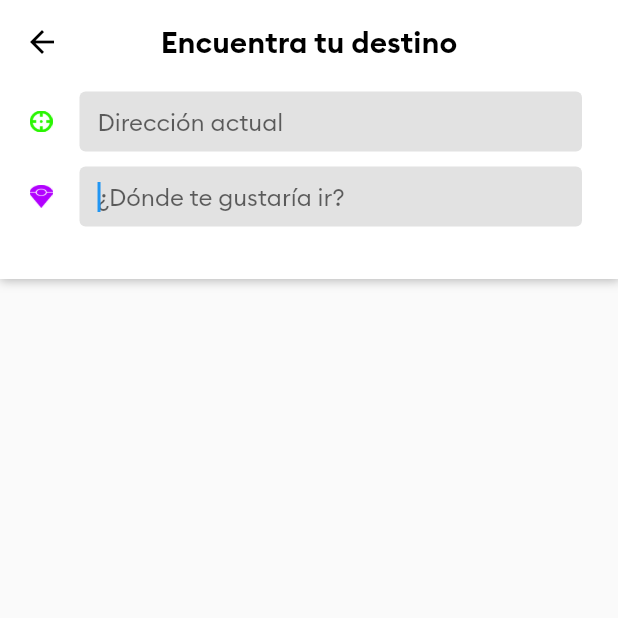
After one commit to jamesrx13/osud_final, a Flutter app: the SearchPage screen opened by its route, on a phone screen of 412 x 824 dp, the top half of it. The commit adds this screen. Run offline on Flutter 3.47's test engine with Material 2 defaults, Android fonts, the phone set to English and light mode, and no system bars; our stand-ins replace connectivity, firebase_auth, firebase_core, firebase_database, geolocator, google_maps_flutter; accounts and stored records are empty.

Commit message:
Vista de busqueda del destino e implementacion de la APi de prediccion de google

```diff
--- a/lib/helpers/methods_helpers.dart
+++ b/lib/helpers/methods_helpers.dart
@@ -1,5 +1,4 @@
 import 'package:connectivity/connectivity.dart';
-import 'package:flutter/cupertino.dart';
 import 'package:geolocator/geolocator.dart';
 import 'package:osud_final/helpers/request_helper.dart';
 import 'package:osud_final/models/address_model.dart';
--- /dev/null
+++ b/lib/models/predition_model.dart
@@ -0,0 +1,19 @@
+class PreditionModel {
+  late String id;
+  late String titulo;
+  late String descripcion;
+
+  PreditionModel({
+    required this.id,
+    required this.descripcion,
+    required this.titulo,
+  });
+
+  PreditionModel.fromJson(Map<String, dynamic> json) {
+    id = json['place_id'];
+    titulo = json['structured_formatting']['main_text'];
+    descripcion = (json['structured_formatting']['secondary_text'] != null)
+        ? json['structured_formatting']['secondary_text']
+        : "";
+  }
+}
--- /dev/null
+++ b/lib/pages/search_page.dart
@@ -0,0 +1,199 @@
+import 'package:flutter/material.dart';
+import 'package:osud_final/helpers/request_helper.dart';
+import 'package:osud_final/models/predition_model.dart';
+import 'package:osud_final/providers/app_providers.dart';
+import 'package:osud_final/utils/colors_utils.dart';
+import 'package:osud_final/utils/data_utils.dart';
+import 'package:osud_final/utils/widgets/divisor_utils.dart';
+import 'package:osud_final/utils/widgets/predit_item_utils.dart';
+import 'package:provider/provider.dart';
+
+class SearchPage extends StatefulWidget {
+  const SearchPage({Key? key}) : super(key: key);
+
+  @override
+  _SearchPageState createState() => _SearchPageState();
+}
+
+class _SearchPageState extends State<SearchPage> {
+  var actualDirrecion = TextEditingController();
+  var destinoDirrecion = TextEditingController();
+  var destinoFocus = FocusNode();
+  bool focuset = false;
+  void ftnDestinoFocus() {
+    if (!focuset) {
+      FocusScope.of(context).requestFocus(destinoFocus);
+      focuset = true;
+    }
+  }
+
+  List<PreditionModel> listaPrediccionDestinos = [];
+  void preddition(String busqueda) async {
+    if (busqueda.length > 1) {
+      String url =
+          "https://maps.googleapis.com/maps/api/place/autocomplete/json?input=$busqueda&key=$apiKey&sessiontoken=123254251&components=country:co";
+      var respuesta = await RequestHelper.getRequest(Uri.parse(url));
+      if (respuesta == 'failed') {
+        return;
+      }
+      // ignore: avoid_print
+      // print('😁😁😁😁' + respuesta.toString());
+      if (respuesta['status'] == "OK") {
+        var predicciones = respuesta['predictions'];
+        var listaPredicciones = (predicciones as List)
+            .map((e) => PreditionModel.fromJson(e))
+            .toList();
+        setState(() {
+          listaPrediccionDestinos = listaPredicciones;
+        });
+      }
+    }
+  }
+
+  @override
+  Widget build(BuildContext context) {
+    ftnDestinoFocus();
+    String direccion =
+        Provider.of<ProviderApp>(context).pickupAddress.addressName;
+    actualDirrecion.text = direccion;
+    return Scaffold(
+      appBar: AppBar(
+        title: const Text(
+          'Encuentra tu destino',
+          style: TextStyle(
+            color: Colors.black,
+            fontFamily: 'Brand-Bold',
+          ),
+        ),
+        foregroundColor: Colors.black,
+        shadowColor: Colors.transparent,
+        centerTitle: true,
+        backgroundColor: Colors.white,
+      ),
+      body: Column(
+        children: [
+          Container(
+            height: 130,
+            decoration: const BoxDecoration(color: Colors.white, boxShadow: [
+              BoxShadow(
+                  color: Colors.black26,
+                  blurRadius: 5.0,
+                  spreadRadius: 0.5,
+                  offset: Offset(
+                    0.7,
+                    0.7,
+                  ))
+            ]),
+            child: Padding(
+              padding: const EdgeInsets.only(
+                left: 20,
+                top: 5,
+                right: 24,
+              ),
+              child: Column(
+                children: [
+                  Row(
+                    children: [
+                      Image.asset(
+                        'images/pickicon.png',
+                        height: 15,
+                        width: 15,
+                      ),
+                      const SizedBox(
+                        width: 18.0,
+                      ),
+                      Expanded(
+                        child: Container(
+                          decoration: BoxDecoration(
+                            color: UtilsColors.colorLightGray,
+                            borderRadius: BorderRadius.circular(4),
+                          ),
+                          child: Padding(
+                            padding: const EdgeInsets.all(2.0),
+                            child: TextField(
+                              controller: actualDirrecion,
+                              decoration: const InputDecoration(
+                                hintText: 'Dirección actual',
+                                fillColor: UtilsColors.colorLightGray,
+                                filled: true,
+                                border: InputBorder.none,
+                                isDense: true,
+                                contentPadding: EdgeInsets.only(
+                                  left: 10,
+                                  top: 8,
+                                  bottom: 8,
+                                ),
+                              ),
+                            ),
+                          ),
+                        ),
+                      ),
+                    ],
+                  ),
+                  const SizedBox(
+                    height: 10.0,
+                  ),
+                  Row(
+                    children: [
+                      Image.asset(
+                        'images/desticon.png',
+                        height: 15,
+                        width: 15,
+                      ),
+                      const SizedBox(
+                        width: 18.0,
+                      ),
+                      Expanded(
+                        child: Container(
+                          decoration: BoxDecoration(
+                            color: UtilsColors.colorLightGray,
+                            borderRadius: BorderRadius.circular(4),
+                          ),
+                          child: Padding(
+                            padding: const EdgeInsets.all(2.0),
+                            child: TextField(
+                              onChanged: (value) {
+                                preddition(value);
+                              },
+                              focusNode: destinoFocus,
+                              controller: destinoDirrecion,
+                              decoration: const InputDecoration(
+                                hintText: '¿Dónde te gustaría ir?',
+                                fillColor: UtilsColors.colorLightGray,
+                                filled: true,
+                                border: InputBorder.none,
+                                isDense: true,
+                                contentPadding: EdgeInsets.only(
+                                  left: 10,
+                                  top: 8,
+                                  bottom: 8,
+                                ),
+                              ),
+                            ),
+                          ),
+                        ),
+                      ),
+                    ],
+                  ),
+                ],
+              ),
+            ),
+          ),
+          (listaPrediccionDestinos.isNotEmpty)
+              ? ListView.separated(
+                  itemBuilder: (context, index) {
+                    return PreditItem(
+                      prediccionContent: listaPrediccionDestinos[index],
+                    );
+                  },
+                  separatorBuilder: (context, index) => const Divisor(),
+                  itemCount: listaPrediccionDestinos.length,
+                  shrinkWrap: true,
+                  physics: const ClampingScrollPhysics(),
+                )
+              : Container(),
+        ],
+      ),
+    );
+  }
+}
--- a/lib/utils/data_utils.dart
+++ b/lib/utils/data_utils.dart
@@ -6,5 +6,7 @@
 // SHA1: 4D:A6:E5:37:B3:EA:8C:6E:B1:61:30:E4:80:6D:80:8F:FB:03:3D:83
 // SHA-256: 94:39:6C:B7:E6:BC:C6:07:A7:15:37:11:4B:26:88:76:BA:82:5D:CD:7A:1D:61:42:B3:C9:7C:F8:B4:CE:45:6A
 // Valid until: miÚrcoles 9 de agosto de 2051
+// URLS API
+// https://maps.googleapis.com/maps/api/place/autocomplete/json?input=Time Square&key=YOUR API KEY&sessiontoken=123254251&components=country:us
 
 String apiKey = "AIzaSyBvJ8pgipqxsFmzTFl-cvx5YJRBgYCt-Yk";
--- a/lib/utils/snackbar_utils.dart
+++ b/lib/utils/snackbar_utils.dart
@@ -5,7 +5,7 @@ void showSnackBar(String content, BuildContext context) {
     content: Text(
       content,
       textAlign: TextAlign.center,
-      style: TextStyle(fontSize: 15),
+      style: const TextStyle(fontSize: 15),
     ),
   );
   ScaffoldMessenger.of(context).showSnackBar(snackBar);
```
Also changed, not shown: lib/main.dart (+6 -4 lines), lib/pages/home_page.dart (+16 -15 lines), lib/utils/widgets/predit_item_utils.dart (added, +22 -0 lines), images/desticon1.png (deleted).
